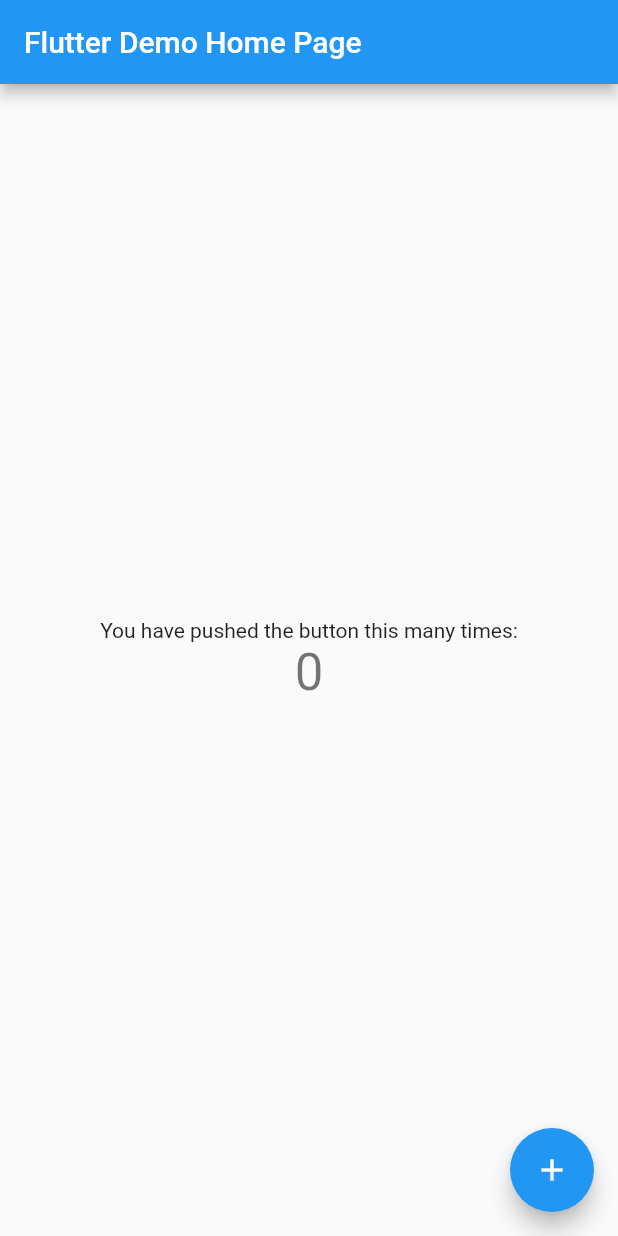
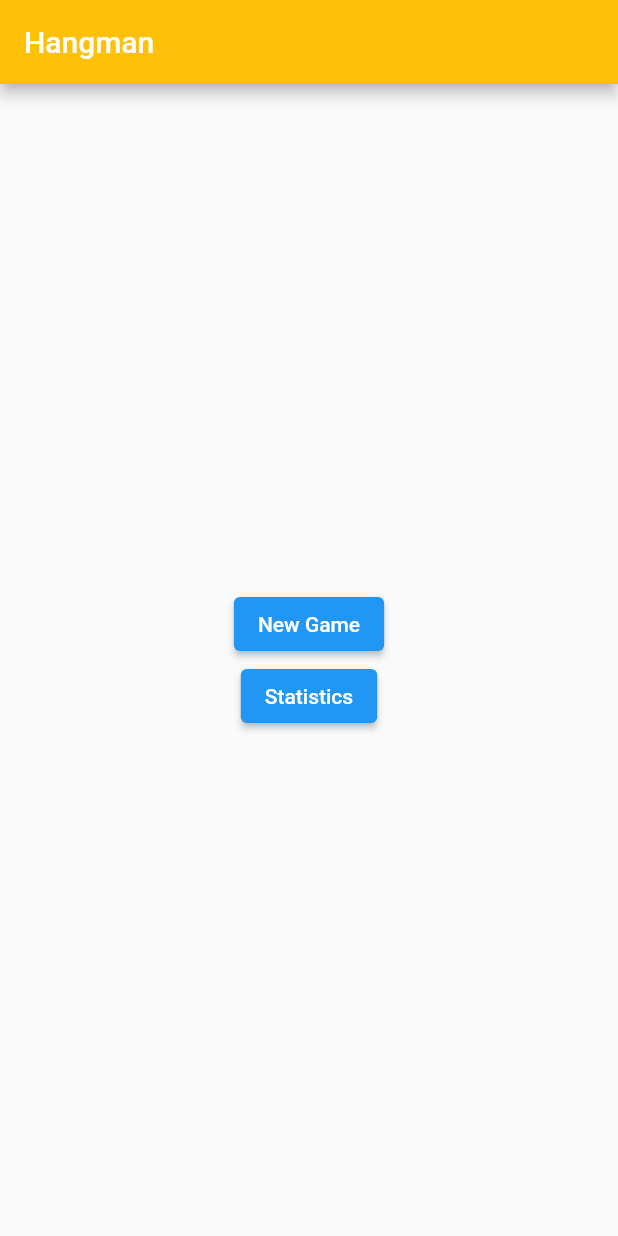
Before and after one commit to strathdeek/hangman, a Flutter app: the screen it shows after launch, on a phone screen of 412 x 824 dp. Run offline on Flutter 3.47's test engine with Material 2 defaults, Android fonts, the phone set to English and light mode, and no system bars.

Commit message:
Add MainPage.dart

```diff
--- a/lib/main.dart
+++ b/lib/main.dart
@@ -1,4 +1,6 @@
 import 'package:flutter/material.dart';
+
+import 'screens/MainPage.dart';
 
 void main() {
   runApp(MyApp());
@@ -9,7 +11,7 @@ class MyApp extends StatelessWidget {
   @override
   Widget build(BuildContext context) {
     return MaterialApp(
-      title: 'Flutter Demo',
+      title: 'Hangman',
       theme: ThemeData(
         // This is the theme of your application.
         //
@@ -22,92 +24,7 @@ class MyApp extends StatelessWidget {
         // is not restarted.
         primarySwatch: Colors.blue,
       ),
-      home: MyHomePage(title: 'Flutter Demo Home Page'),
+      home: MainPage(),
     );
   }
 }
-
-class MyHomePage extends StatefulWidget {
-  MyHomePage({Key key, this.title}) : super(key: key);
-
-  // This widget is the home page of your application. It is stateful, meaning
-  // that it has a State object (defined below) that contains fields that affect
-  // how it looks.
-
-  // This class is the configuration for the state. It holds the values (in this
-  // case the title) provided by the parent (in this case the App widget) and
-  // used by the build method of the State. Fields in a Widget subclass are
-  // always marked "final".
-
-  final String title;
-
-  @override
-  _MyHomePageState createState() => _MyHomePageState();
-}
-
-class _MyHomePageState extends State<MyHomePage> {
-  int _counter = 0;
-
-  void _incrementCounter() {
-    setState(() {
-      // This call to setState tells the Flutter framework that something has
-      // changed in this State, which causes it to rerun the build method below
-      // so that the display can reflect the updated values. If we changed
-      // _counter without calling setState(), then the build method would not be
-      // called again, and so nothing would appear to happen.
-      _counter++;
-    });
-  }
-
-  @override
-  Widget build(BuildContext context) {
-    // This method is rerun every time setState is called, for instance as done
-    // by the _incrementCounter method above.
-    //
-    // The Flutter framework has been optimized to make rerunning build methods
-    // fast, so that you can just rebuild anything that needs updating rather
-    // than having to individually change instances of widgets.
-    return Scaffold(
-      appBar: AppBar(
-        // Here we take the value from the MyHomePage object that was created by
-        // the App.build method, and use it to set our appbar title.
-        title: Text(widget.title),
-      ),
-      body: Center(
-        // Center is a layout widget. It takes a single child and positions it
-        // in the middle of the parent.
-        child: Column(
-          // Column is also a layout widget. It takes a list of children and
-          // arranges them vertically. By default, it sizes itself to fit its
-          // children horizontally, and tries to be as tall as its parent.
-          //
-          // Invoke "debug painting" (press "p" in the console, choose the
-          // "Toggle Debug Paint" action from the Flutter Inspector in Android
-          // Studio, or the "Toggle Debug Paint" command in Visual Studio Code)
-          // to see the wireframe for each widget.
-          //
-          // Column has various properties to control how it sizes itself and
-          // how it positions its children. Here we use mainAxisAlignment to
-          // center the children vertically; the main axis here is the vertical
-          // axis because Columns are vertical (the cross axis would be
-          // horizontal).
-          mainAxisAlignment: MainAxisAlignment.center,
-          children: <Widget>[
-            Text(
-              'You have pushed the button this many times:',
-            ),
-            Text(
-              '$_counter',
-              style: Theme.of(context).textTheme.headline4,
-            ),
-          ],
-        ),
-      ),
-      floatingActionButton: FloatingActionButton(
-        onPressed: _incrementCounter,
-        tooltip: 'Increment',
-        child: Icon(Icons.add),
-      ), // This trailing comma makes auto-formatting nicer for build methods.
-    );
-  }
-}
--- /dev/null
+++ b/lib/screens/MainPage.dart
@@ -0,0 +1,35 @@
+import 'package:flutter/material.dart';
+
+class MainPage extends StatefulWidget {
+  @override
+  _MainPageState createState() => _MainPageState();
+}
+
+class _MainPageState extends State<MainPage> {
+  void _navigateToStartGame(){
+    print("tapped start game");
+  }
+  @override
+  Widget build(BuildContext context) {
+    return Scaffold(
+      appBar: AppBar(
+        backgroundColor: Colors.amber,
+        title: Text("Hangman"),
+      ),
+      body: Container(
+        alignment: Alignment.center,
+        child: Column(
+          mainAxisAlignment: MainAxisAlignment.center,
+          children: [
+            ElevatedButton(onPressed: _navigateToStartGame, child: Text("New Game")),
+            ElevatedButton(onPressed: _navigateToStatistics, child: Text("Statistics"))
+          ],
+        )
+      ),
+    );
+  }
+
+  void _navigateToStatistics() {
+    print("tapped statistics");
+  }
+}
```
